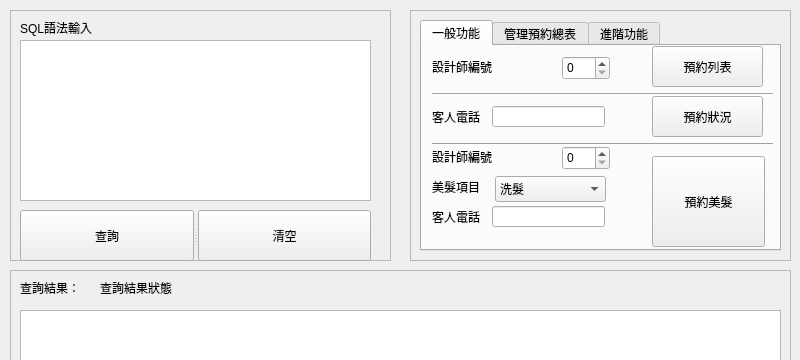
pansam996/DBMS_final, file GUI.ui: the form before one commit; both pictures show x 0 to 800 and y 0 to 360 of the 800 by 600 pixel window.
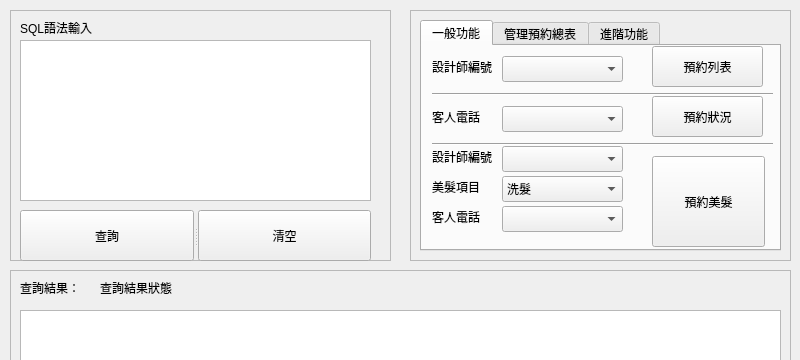
The form after the commit. The open tabs and pages were chosen to show the change.

Commit message: finished sql query

Patch:
```diff
--- a/GUI.ui
+++ b/GUI.ui
@@ -129,7 +129,7 @@
       <rect>
        <x>90</x>
        <y>10</y>
-       <width>81</width>
+       <width>681</width>
        <height>16</height>
       </rect>
      </property>
@@ -184,16 +184,6 @@
       <attribute name="title">
        <string>一般功能</string>
       </attribute>
-      <widget class="QSpinBox" name="spinBox">
-       <property name="geometry">
-        <rect>
-         <x>140</x>
-         <y>10</y>
-         <width>48</width>
-         <height>24</height>
-        </rect>
-       </property>
-      </widget>
       <widget class="QPushButton" name="pushButton_5">
        <property name="geometry">
         <rect>
@@ -220,19 +210,6 @@
         <string>客人電話</string>
        </property>
       </widget>
-      <widget class="QLineEdit" name="lineEdit">
-       <property name="geometry">
-        <rect>
-         <x>70</x>
-         <y>60</y>
-         <width>113</width>
-         <height>21</height>
-        </rect>
-       </property>
-       <property name="text">
-        <string/>
-       </property>
-      </widget>
       <widget class="QPushButton" name="pushButton_3">
        <property name="geometry">
         <rect>
@@ -285,19 +262,6 @@
         <string>客人電話</string>
        </property>
       </widget>
-      <widget class="QLineEdit" name="lineEdit_3">
-       <property name="geometry">
-        <rect>
-         <x>70</x>
-         <y>160</y>
-         <width>113</width>
-         <height>21</height>
-        </rect>
-       </property>
-       <property name="text">
-        <string/>
-       </property>
-      </widget>
       <widget class="QLabel" name="label_10">
        <property name="geometry">
         <rect>
@@ -311,16 +275,6 @@
         <string>設計師編號</string>
        </property>
       </widget>
-      <widget class="QSpinBox" name="spinBox_3">
-       <property name="geometry">
-        <rect>
-         <x>140</x>
-         <y>100</y>
-         <width>48</width>
-         <height>24</height>
-        </rect>
-       </property>
-      </widget>
       <widget class="QLabel" name="label_11">
        <property name="geometry">
         <rect>
@@ -363,9 +317,9 @@
       <widget class="QComboBox" name="comboBox">
        <property name="geometry">
         <rect>
-         <x>73</x>
+         <x>80</x>
          <y>130</y>
-         <width>111</width>
+         <width>121</width>
          <height>26</height>
         </rect>
        </property>
@@ -395,6 +349,46 @@
         </property>
        </item>
       </widget>
+      <widget class="QComboBox" name="comboBox_2">
+       <property name="geometry">
+        <rect>
+         <x>80</x>
+         <y>10</y>
+         <width>121</width>
+         <height>26</height>
+        </rect>
+       </property>
+      </widget>
+      <widget class="QComboBox" name="comboBox_4">
+       <property name="geometry">
+        <rect>
+         <x>80</x>
+         <y>60</y>
+         <width>121</width>
+         <height>26</height>
+        </rect>
+       </property>
+      </widget>
+      <widget class="QComboBox" name="comboBox_5">
+       <property name="geometry">
+        <rect>
+         <x>80</x>
+         <y>100</y>
+         <width>121</width>
+         <height>26</height>
+        </rect>
+       </property>
+      </widget>
+      <widget class="QComboBox" name="comboBox_6">
+       <property name="geometry">
+        <rect>
+         <x>80</x>
+         <y>160</y>
+         <width>121</width>
+         <height>26</height>
+        </rect>
+       </property>
+      </widget>
      </widget>
      <widget class="QWidget" name="tab">
       <attribute name="title">
```
Left out of the diff: 52 changed lines with no effect on the pictures. The commit also changes 2 other files.
